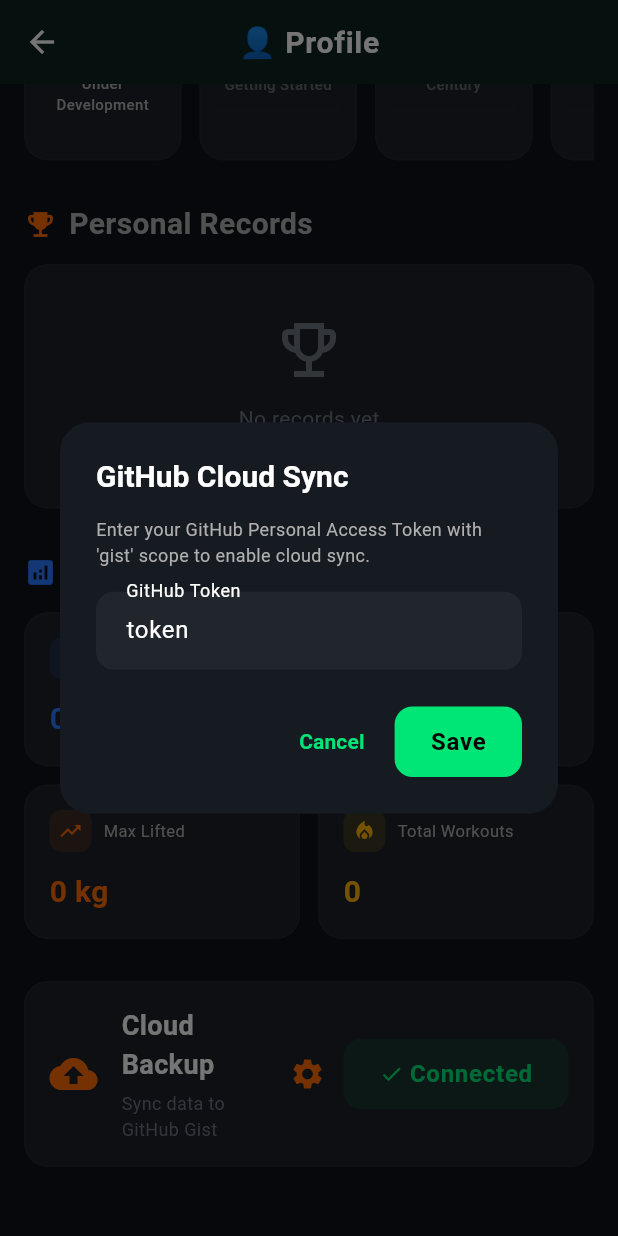
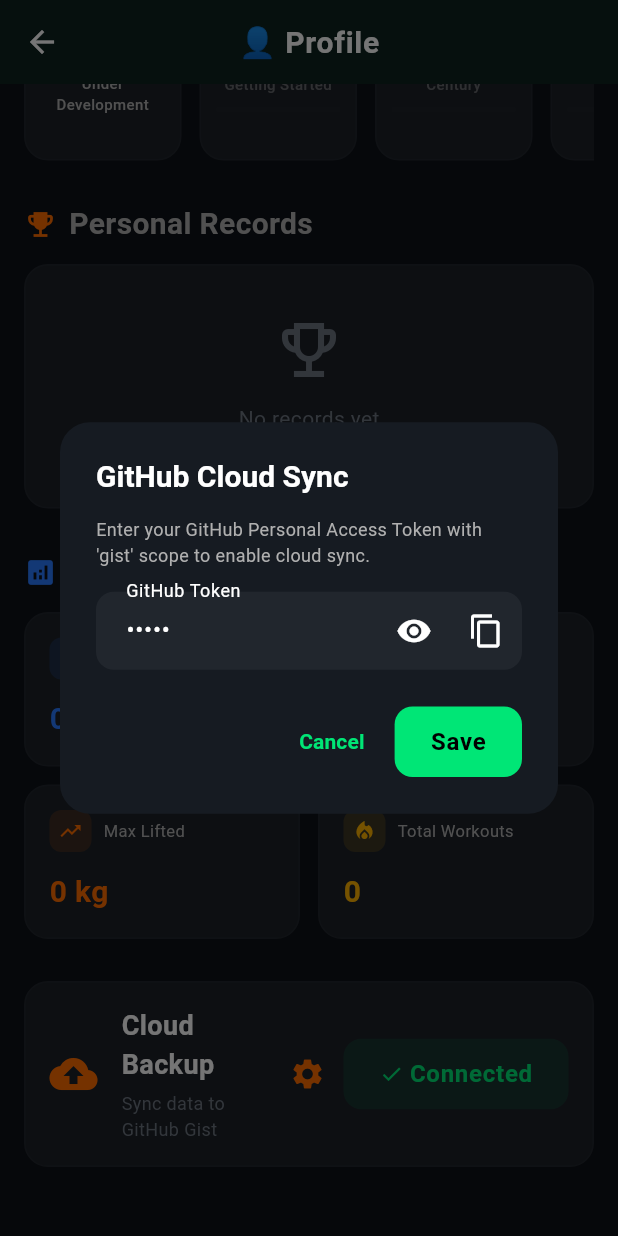
Before and after one commit to KonstaHovinen/hybrid_athlete, a Flutter app: the ProfileScreen screen opened directly with empty values, scrolled down 501 dp, after a tap on "Connected", on a phone screen of 412 x 824 dp. Run offline on Flutter 3.47's test engine with Material 3 defaults, Android fonts, the phone set to English and light mode, and no system bars; our stand-ins replace package_info_plus, shared_preferences, table_calendar; accounts and stored records are empty.

Commit message:
Token visibility and copy

```diff
--- a/lib/screens/profile_screen.dart
+++ b/lib/screens/profile_screen.dart
@@ -1,4 +1,5 @@
 import 'package:flutter/material.dart' hide Badge;
+import 'package:flutter/services.dart';
 import 'dart:convert';
 import 'package:shared_preferences/shared_preferences.dart';
 import '../data_models.dart';
@@ -219,12 +220,14 @@
     final prefs = await SharedPreferences.getInstance();
     final currentToken = prefs.getString('github_token') ?? '';
     final TextEditingController tokenController = TextEditingController(text: currentToken);
+    bool isObscured = true;
 
     if (!mounted) return;
 
     showDialog(
       context: context,
-      builder: (context) => AlertDialog(
+      builder: (context) => StatefulBuilder(
+        builder: (context, setState) => AlertDialog(
           title: const Text("GitHub Cloud Sync"),
           content: Column(
             mainAxisSize: MainAxisSize.min,
@@ -236,10 +239,29 @@
               const SizedBox(height: 16),
               TextField(
                 controller: tokenController,
-              decoration: const InputDecoration(
+                obscureText: isObscured,
+                decoration: InputDecoration(
                   labelText: "GitHub Token",
-                border: OutlineInputBorder(),
+                  border: const OutlineInputBorder(),
                   hintText: "ghp_...",
+                  suffixIcon: Row(
+                    mainAxisSize: MainAxisSize.min,
+                    children: [
+                      IconButton(
+                        icon: Icon(isObscured ? Icons.visibility : Icons.visibility_off),
+                        onPressed: () => setState(() => isObscured = !isObscured),
+                      ),
+                      IconButton(
+                        icon: const Icon(Icons.copy),
+                        onPressed: () {
+                          Clipboard.setData(ClipboardData(text: tokenController.text));
+                          ScaffoldMessenger.of(context).showSnackBar(
+                            const SnackBar(content: Text("Token copied to clipboard!")),
+                          );
+                        },
+                      ),
+                    ],
+                  ),
                 ),
               ),
             ],
@@ -266,6 +288,7 @@
             child: const Text("Save"),
           ),
         ],
+      ),
       ),
     );
   }
```
Lines whose indentation alone changed are shown as unchanged.
